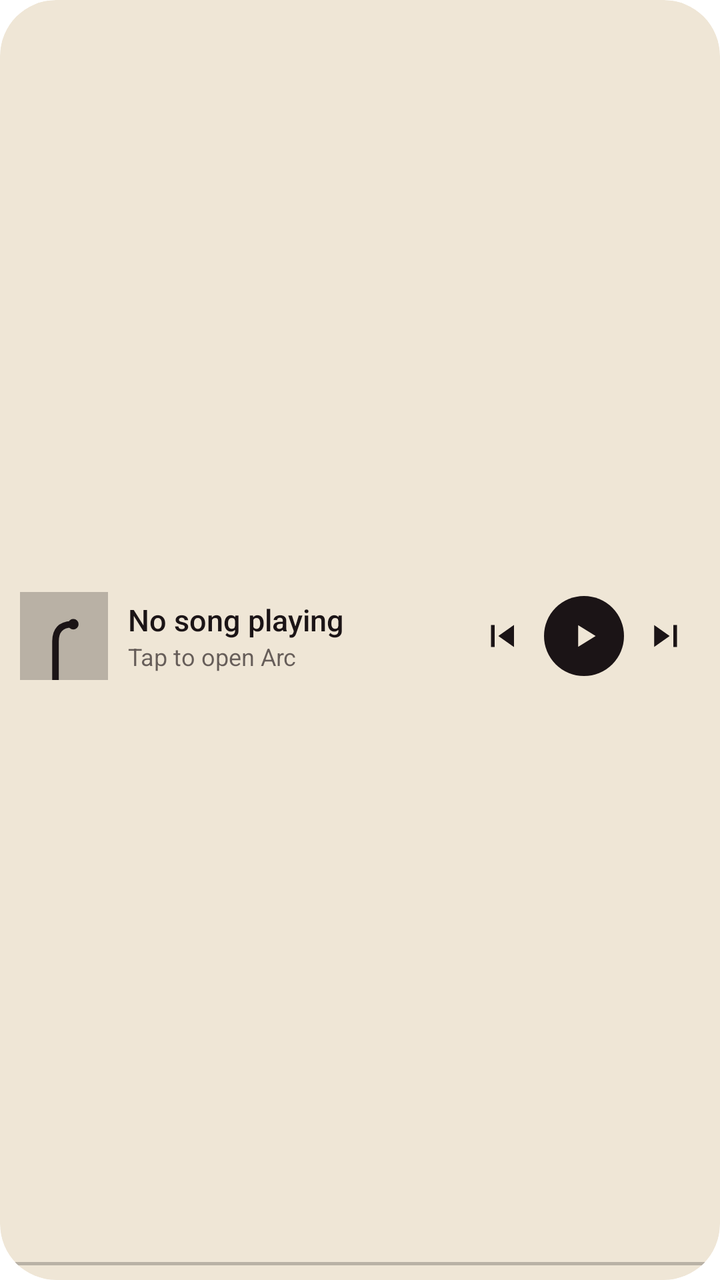
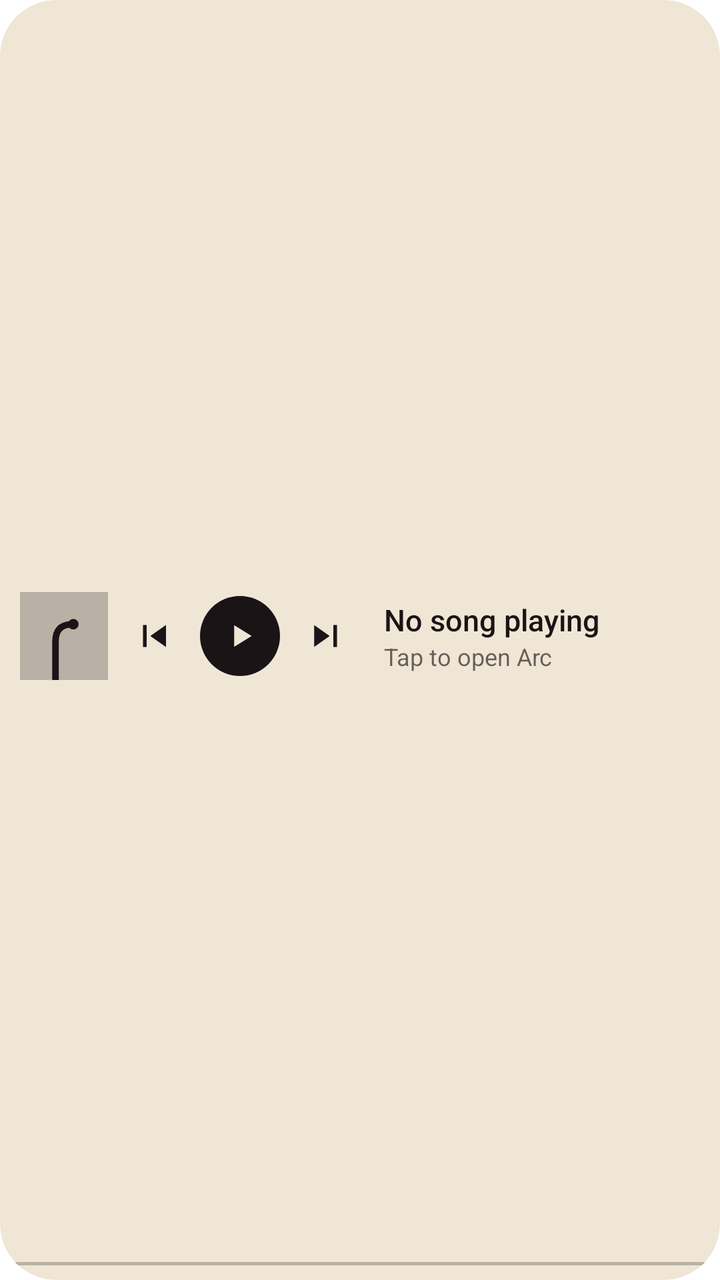

Two renders of the same Android screen: before a commit and after it. Below are the layout's source before the change and the commit's diff.
<!-- AndroidManifest.xml: application theme Theme.Metrolist -->
<!-- res/layout/widget_arc_strip.xml -->
<?xml version="1.0" encoding="utf-8"?>
<FrameLayout xmlns:android="http://schemas.android.com/apk/res/android"
    android:id="@+id/arc_root"
    android:layout_width="match_parent"
    android:layout_height="match_parent"
    android:background="@drawable/arc_widget_ground"
    android:clipToOutline="true">

    <LinearLayout
        android:layout_width="match_parent"
        android:layout_height="match_parent"
        android:gravity="center_vertical"
        android:orientation="horizontal"
        android:paddingStart="10dp"
        android:paddingEnd="8dp"
        android:paddingBottom="4dp">

        <ImageView
            android:id="@+id/arc_cover"
            android:layout_width="44dp"
            android:layout_height="44dp"
            android:contentDescription="@string/album_art"
            android:scaleType="centerCrop"
            android:src="@drawable/arc_widget_blank" />

        <LinearLayout
            android:layout_width="0dp"
            android:layout_height="wrap_content"
            android:layout_marginStart="10dp"
            android:layout_weight="1"
            android:orientation="vertical">

            <TextView
                android:id="@+id/arc_title"
                style="@style/ArcWidgetTitle"
                android:textSize="15sp" />

            <TextView
                android:id="@+id/arc_artist"
                style="@style/ArcWidgetArtist"
                android:textSize="12sp" />
        </LinearLayout>

        <ImageView
            android:id="@+id/arc_prev"
            style="@style/ArcWidgetSkip"
            android:contentDescription="@string/previous"
            android:src="@drawable/arc_widget_prev" />

        <FrameLayout
            android:id="@+id/arc_play"
            android:layout_width="40dp"
            android:layout_height="40dp"
            android:layout_marginHorizontal="2dp"
            android:background="@drawable/arc_widget_disc"
            android:contentDescription="@string/play_pause">

            <ImageView
                android:id="@+id/arc_play_icon"
                android:layout_width="20dp"
                android:layout_height="20dp"
                android:layout_gravity="center"
                android:importantForAccessibility="no"
                android:src="@drawable/arc_widget_play" />
        </FrameLayout>

        <ImageView
            android:id="@+id/arc_next"
            style="@style/ArcWidgetSkip"
            android:contentDescription="@string/next"
            android:src="@drawable/arc_widget_next" />
    </LinearLayout>

    <ProgressBar
        android:id="@+id/arc_line"
        style="@style/ArcWidgetLine"
        android:layout_gravity="bottom"
        android:layout_marginBottom="2dp" />
</FrameLayout>
<!-- resources referenced by this layout -->
<resources>
  <!-- drawable arc_widget_disc (drawable) -->
  <?xml version="1.0" encoding="utf-8"?>
  <shape xmlns:android="http://schemas.android.com/apk/res/android" android:shape="oval">
      <solid android:color="@color/arc_widget_ink" />
  </shape>
  <!-- drawable arc_widget_ground (drawable) -->
  <?xml version="1.0" encoding="utf-8"?>
  <shape xmlns:android="http://schemas.android.com/apk/res/android" android:shape="rectangle">
      <solid android:color="@color/arc_widget_ground" />
      <corners android:radius="20dp" />
  </shape>
  <!-- drawable arc_widget_next (drawable) -->
  <?xml version="1.0" encoding="utf-8"?>
  <vector xmlns:android="http://schemas.android.com/apk/res/android"
      android:width="24dp"
      android:height="24dp"
      android:viewportWidth="24"
      android:viewportHeight="24">
      <path
          android:fillColor="@color/arc_widget_ink"
          android:pathData="M5.5,6 L14,12 L5.5,18Z M16,6h2v12h-2z" />
  </vector>
  <!-- drawable arc_widget_play (drawable) -->
  <?xml version="1.0" encoding="utf-8"?>
  <vector xmlns:android="http://schemas.android.com/apk/res/android"
      android:width="24dp"
      android:height="24dp"
      android:viewportWidth="24"
      android:viewportHeight="24">
      <path
          android:fillColor="@color/arc_widget_ground"
          android:pathData="M8.5,5.5 L19,12 L8.5,18.5Z" />
  </vector>
  <!-- drawable arc_widget_prev (drawable) -->
  <?xml version="1.0" encoding="utf-8"?>
  <vector xmlns:android="http://schemas.android.com/apk/res/android"
      android:width="24dp"
      android:height="24dp"
      android:viewportWidth="24"
      android:viewportHeight="24">
      <path
          android:fillColor="@color/arc_widget_ink"
          android:pathData="M18.5,6 L10,12 L18.5,18Z M6,6h2v12h-2z" />
  </vector>
  <string name="album_art">Album art</string>
  <string name="next">Next</string>
  <string name="play_pause">Play/Pause</string>
  <string name="previous">Previous</string>
  <style name="ArcWidgetArtist">
          <item name="android:layout_width">match_parent</item>
          <item name="android:layout_height">wrap_content</item>
          <item name="android:ellipsize">end</item>
          <item name="android:maxLines">1</item>
          <item name="android:text">@string/tap_to_open</item>
          <item name="android:textColor">@color/arc_widget_ink_soft</item>
      </style>
  <style name="ArcWidgetLine" parent="@android:style/Widget.ProgressBar.Horizontal">
          <item name="android:layout_width">match_parent</item>
          <item name="android:layout_height">12dp</item>
          <item name="android:indeterminate">false</item>
          <item name="android:max">1000</item>
          <item name="android:minHeight">12dp</item>
          <item name="android:maxHeight">12dp</item>
          <item name="android:progressDrawable">@drawable/arc_widget_line</item>
      </style>
  <style name="ArcWidgetSkip">
          <item name="android:layout_width">38dp</item>
          <item name="android:layout_height">38dp</item>
          <item name="android:padding">8dp</item>
      </style>
  <style name="ArcWidgetTitle">
          <item name="android:layout_width">match_parent</item>
          <item name="android:layout_height">wrap_content</item>
          <item name="android:ellipsize">end</item>
          <item name="android:fontFamily">sans-serif-medium</item>
          <item name="android:maxLines">1</item>
          <item name="android:text">@string/no_song_playing</item>
          <item name="android:textColor">@color/arc_widget_ink</item>
      </style>
  <color name="arc_widget_track">#401B1416</color>
  <color name="arc_widget_ink">#1B1416</color>
  <color name="arc_widget_ground">#EFE6D6</color>
  <string name="tap_to_open">Tap to open Arc</string>
  <color name="arc_widget_ink_soft">#A61B1416</color>
  <string name="no_song_playing">No song playing</string>
  <!-- unchanged entries left out for length: 4 -->
</resources>

<!-- the commit's change to res/layout/widget_arc_strip.xml (unified diff, before → after) -->
@@ -12,16 +12,46 @@
         android:gravity="center_vertical"
         android:orientation="horizontal"
         android:paddingStart="10dp"
-        android:paddingEnd="8dp"
+        android:paddingEnd="14dp"
         android:paddingBottom="4dp">
 
         <ImageView
             android:id="@+id/arc_cover"
             android:layout_width="44dp"
             android:layout_height="44dp"
+            android:layout_marginEnd="4dp"
             android:contentDescription="@string/album_art"
             android:scaleType="centerCrop"
             android:src="@drawable/arc_widget_blank" />
+
+        <ImageView
+            android:id="@+id/arc_prev"
+            style="@style/ArcWidgetSkip"
+            android:contentDescription="@string/previous"
+            android:src="@drawable/arc_widget_prev" />
+
+        <FrameLayout
+            android:id="@+id/arc_play"
+            android:layout_width="40dp"
+            android:layout_height="40dp"
+            android:layout_marginHorizontal="4dp"
+            android:background="@drawable/arc_widget_disc"
+            android:contentDescription="@string/play_pause">
+
+            <ImageView
+                android:id="@+id/arc_play_icon"
+                android:layout_width="20dp"
+                android:layout_height="20dp"
+                android:layout_gravity="center"
+                android:importantForAccessibility="no"
+                android:src="@drawable/arc_widget_play" />
+        </FrameLayout>
+
+        <ImageView
+            android:id="@+id/arc_next"
+            style="@style/ArcWidgetSkip"
+            android:contentDescription="@string/next"
+            android:src="@drawable/arc_widget_next" />
 
         <LinearLayout
             android:layout_width="0dp"
@@ -40,35 +70,6 @@
                 style="@style/ArcWidgetArtist"
                 android:textSize="12sp" />
         </LinearLayout>
-
-        <ImageView
-            android:id="@+id/arc_prev"
-            style="@style/ArcWidgetSkip"
-            android:contentDescription="@string/previous"
-            android:src="@drawable/arc_widget_prev" />
-
-        <FrameLayout
-            android:id="@+id/arc_play"
-            android:layout_width="40dp"
-            android:layout_height="40dp"
-            android:layout_marginHorizontal="2dp"
-            android:background="@drawable/arc_widget_disc"
-            android:contentDescription="@string/play_pause">
-
-            <ImageView
-                android:id="@+id/arc_play_icon"
-                android:layout_width="20dp"
-                android:layout_height="20dp"
-                android:layout_gravity="center"
-                android:importantForAccessibility="no"
-                android:src="@drawable/arc_widget_play" />
-        </FrameLayout>
-
-        <ImageView
-            android:id="@+id/arc_next"
-            style="@style/ArcWidgetSkip"
-            android:contentDescription="@string/next"
-            android:src="@drawable/arc_widget_next" />
     </LinearLayout>
 
     <ProgressBar
